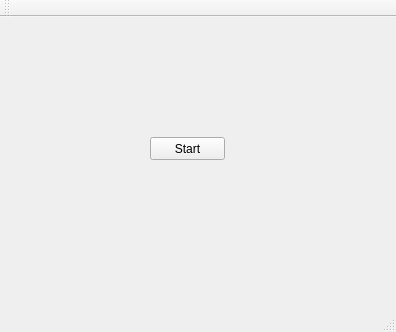
Qt form server/WirelessAudioServer/mainwindow.ui (SpenserL/WirelessAudio) before a commit.
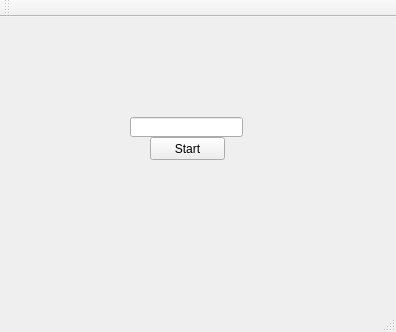
The same form after that commit.

Commit message: Added IP address field

Patch:
```diff
--- a/server/WirelessAudioServer/mainwindow.ui
+++ b/server/WirelessAudioServer/mainwindow.ui
@@ -30,6 +30,16 @@
      <bool>false</bool>
     </property>
    </widget>
+   <widget class="QLineEdit" name="ipAddr">
+    <property name="geometry">
+     <rect>
+      <x>130</x>
+      <y>100</y>
+      <width>113</width>
+      <height>20</height>
+     </rect>
+    </property>
+   </widget>
   </widget>
   <widget class="QMenuBar" name="menuBar">
    <property name="geometry">
```
